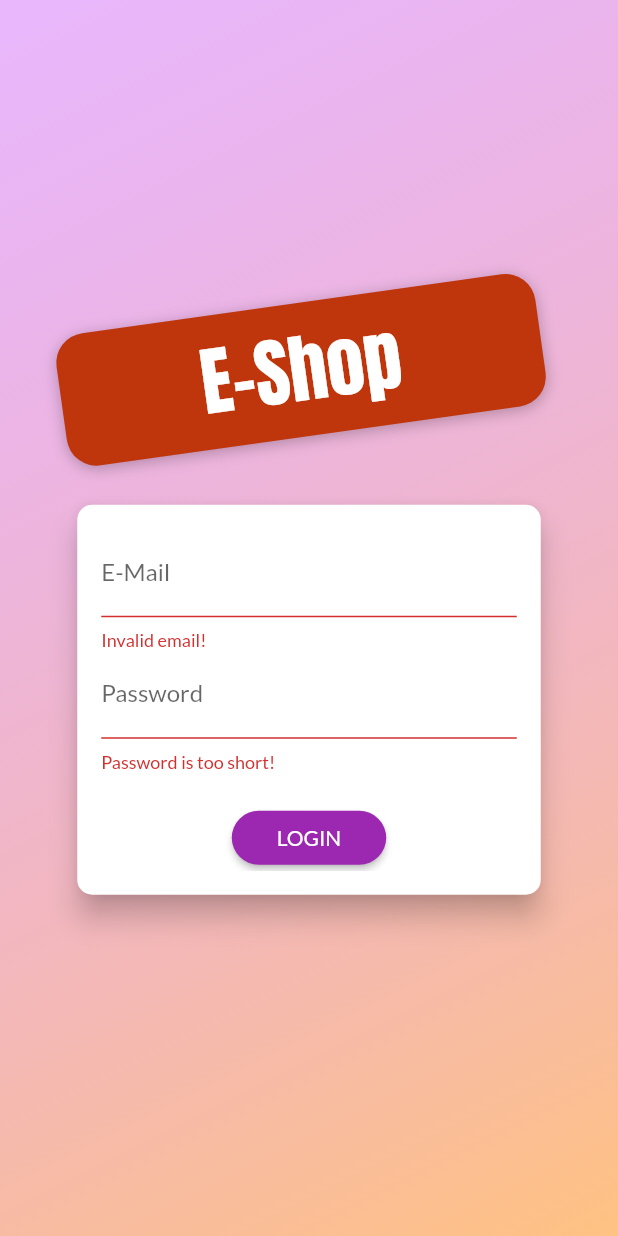
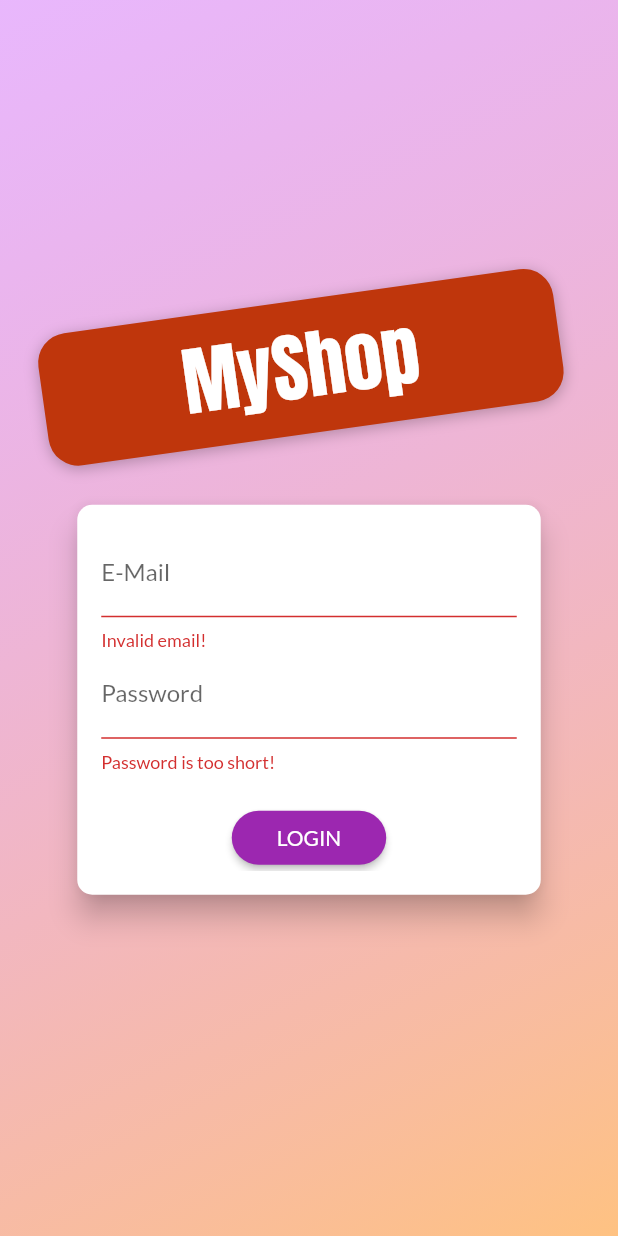
Before and after one commit to joshNic/E-Shop, a Flutter app: the screen it shows after launch, after a tap on "LOGIN", on a phone screen of 412 x 824 dp. Run offline on Flutter 3.47's test engine with Material 2 defaults, Android fonts, the phone set to English and light mode, and no system bars; network calls fail.

Commit message:
add user signin

```diff
--- a/lib/screens/auth_screen.dart
+++ b/lib/screens/auth_screen.dart
@@ -60,7 +60,7 @@ class AuthScreen extends StatelessWidget {
                         ],
                       ),
                       child: Text(
-                        'E-Shop',
+                        'MyShop',
                         style: TextStyle(
                           color: Theme.of(context).accentTextTheme.title.color,
                           fontSize: 50,
@@ -114,6 +114,10 @@ class _AuthCardState extends State<AuthCard> {
     });
     if (_authMode == AuthMode.Login) {
       // Log user in
+      await Provider.of<Auth>(context, listen: false).login(
+        _authData['email'],
+        _authData['password'],
+      );
     } else {
       // Sign user up
       await Provider.of<Auth>(context, listen: false).signup(
```
Also changed, not shown: lib/providers/auth.dart (+13 -3 lines).
